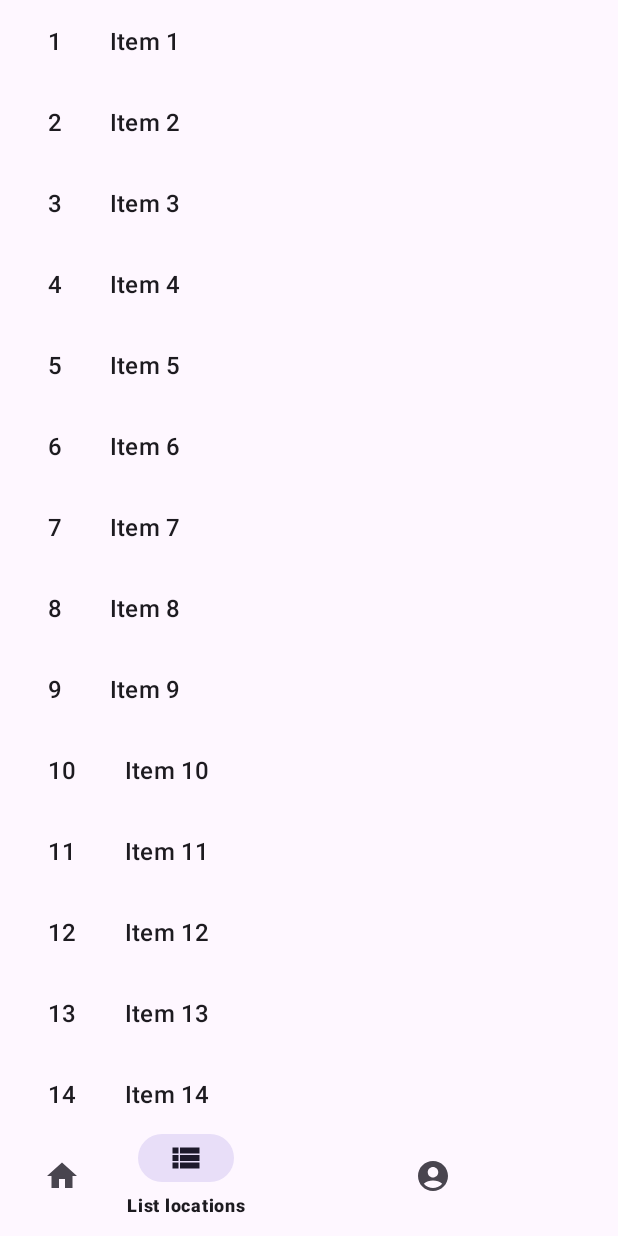
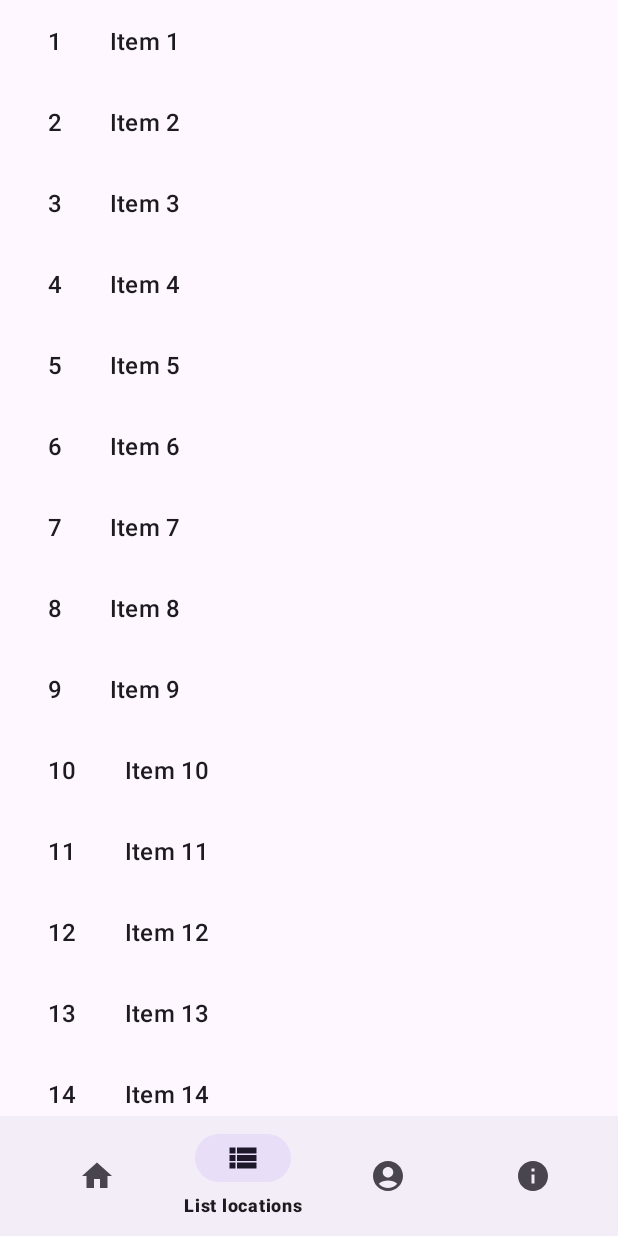
Before and after one commit to simeon1534/AlarmingMobileApp, an Android app: the screen it shows after launch (MainActivity), item 2 of the bottom bar chosen, on a phone screen of 412 x 824 dp. Run offline under Robolectric (Android 15) with nearby library versions, the phone set to English and light mode, and no system bars.

Commit message:
raboti zasega

```diff
--- a/app/src/main/AndroidManifest.xml
+++ b/app/src/main/AndroidManifest.xml
@@ -26,9 +26,7 @@
         -->
         <meta-data
             android:name="com.google.android.geo.API_KEY"
-
             android:value="AIzaSyD7pN1nEg_BmzjqQ5I1a3Ot0SC1zvlsYyE" />
-
 
         <activity
             android:name=".Register"
--- a/app/src/main/java/com/example/alarmingmobileapp/MainActivity.java
+++ b/app/src/main/java/com/example/alarmingmobileapp/MainActivity.java
@@ -1,22 +1,21 @@
 package com.example.alarmingmobileapp;
 
-import androidx.annotation.NonNull;
 import androidx.appcompat.app.AppCompatActivity;
 import androidx.fragment.app.Fragment;
 import androidx.fragment.app.FragmentManager;
 import androidx.fragment.app.FragmentTransaction;
 
+import android.content.Intent;
 import android.os.Bundle;
 import android.view.View;
 
 import com.example.alarmingmobileapp.databinding.ActivityMainBinding;
+import com.google.android.material.floatingactionbutton.FloatingActionButton;
 
 public class MainActivity extends AppCompatActivity {
 
     ActivityMainBinding binding;
 
-    View mapsFragment;
-    ItemFragment itemFragment;
 
 
 
@@ -28,10 +27,9 @@ public class MainActivity extends AppCompatActivity {
         setContentView(binding.getRoot());
         replaceFragment(new MapsFragment());
         binding.bottomNavMenu.setBackground(null);
-        mapsFragment = findViewById(R.id.map);
         binding.bottomNavMenu.setOnItemSelectedListener(item -> {
             int itemId = item.getItemId();
-            if (itemId == R.id.home) {
+            if (itemId == R.id.map) {
                 replaceFragment(new MapsFragment());
             }
             if(itemId==R.id.list){
@@ -42,8 +40,9 @@ public class MainActivity extends AppCompatActivity {
     }
     private  void replaceFragment (Fragment fragment){
         FragmentManager fragmentManager = getSupportFragmentManager();
-        FragmentTransaction transaction = ((FragmentManager) fragmentManager).beginTransaction();
+        FragmentTransaction transaction = fragmentManager.beginTransaction();
         transaction.replace(R.id.frame, fragment);
         transaction.commit();
     }
+
 }
--- /dev/null
+++ b/app/src/main/res/drawable/baseline_delete_forever_24.xml
@@ -0,0 +1,5 @@
+<vector android:height="24dp" android:tint="#000000"
+    android:viewportHeight="24" android:viewportWidth="24"
+    android:width="24dp" xmlns:android="http://schemas.android.com/apk/res/android">
+    <path android:fillColor="@android:color/white" android:pathData="M6,19c0,1.1 0.9,2 2,2h8c1.1,0 2,-0.9 2,-2L18,7L6,7v12zM8.46,11.88l1.41,-1.41L12,12.59l2.12,-2.12 1.41,1.41L13.41,14l2.12,2.12 -1.41,1.41L12,15.41l-2.12,2.12 -1.41,-1.41L10.59,14l-2.13,-2.12zM15.5,4l-1,-1h-5l-1,1L5,4v2h14L19,4z"/>
+</vector>
--- /dev/null
+++ b/app/src/main/res/drawable/baseline_info_24.xml
@@ -0,0 +1,5 @@
+<vector android:height="24dp" android:tint="#000000"
+    android:viewportHeight="24" android:viewportWidth="24"
+    android:width="24dp" xmlns:android="http://schemas.android.com/apk/res/android">
+    <path android:fillColor="@android:color/white" android:pathData="M12,2C6.48,2 2,6.48 2,12s4.48,10 10,10 10,-4.48 10,-10S17.52,2 12,2zM13,17h-2v-6h2v6zM13,9h-2L11,7h2v2z"/>
+</vector>
--- a/app/src/main/res/layout/activity_main.xml
+++ b/app/src/main/res/layout/activity_main.xml
@@ -1,40 +1,40 @@
 <?xml version="1.0" encoding="utf-8"?>
-<androidx.constraintlayout.widget.ConstraintLayout xmlns:android="http://schemas.android.com/apk/res/android"
+<androidx.constraintlayout.widget.ConstraintLayout
+    xmlns:android="http://schemas.android.com/apk/res/android"
     xmlns:app="http://schemas.android.com/apk/res-auto"
     xmlns:tools="http://schemas.android.com/tools"
     android:layout_width="match_parent"
     android:layout_height="match_parent"
     tools:context=".MainActivity">
 
-
     <FrameLayout
         android:layout_width="0dp"
         android:layout_height="0dp"
         android:id="@+id/frame"
-        app:layout_constraintBottom_toTopOf="@id/bottomNavMenu"
+        app:layout_constraintBottom_toTopOf="@+id/bottomAppBar"
         app:layout_constraintEnd_toEndOf="parent"
         app:layout_constraintStart_toStartOf="parent"
         app:layout_constraintTop_toTopOf="parent">
     </FrameLayout>
 
+    <com.google.android.material.bottomappbar.BottomAppBar
+        android:layout_width="match_parent"
+        android:layout_height="wrap_content"
+        android:layout_gravity="bottom"
+        android:id="@+id/bottomAppBar"
+        app:layout_constraintBottom_toBottomOf="parent"
+        app:layout_constraintEnd_toEndOf="parent"
+        app:layout_constraintStart_toStartOf="parent"
+        tools:ignore="BottomAppBar">
+
         <com.google.android.material.bottomnavigation.BottomNavigationView
             android:layout_width="match_parent"
             android:layout_height="wrap_content"
-            android:id="@+id/bottomNavMenu"
             app:menu="@menu/bottom_menu"
-            app:layout_constraintBottom_toBottomOf="parent"
-            app:layout_constraintEnd_toEndOf="parent"
-            app:layout_constraintStart_toStartOf="parent"
-            />
+            android:id="@+id/bottomNavMenu">
+        </com.google.android.material.bottomnavigation.BottomNavigationView>
 
-    <com.google.android.material.floatingactionbutton.FloatingActionButton
-        android:id="@+id/addBtn"
-        android:layout_width="wrap_content"
-        android:layout_height="wrap_content"
-        android:src="@drawable/baseline_add_location_24"
-        app:layout_anchor="@id/bottomNavMenu"
-        android:visibility="gone"
-        app:layout_constraintBottom_toTopOf="@id/bottomNavMenu"
-        tools:ignore="MissingConstraints,SpeakableTextPresentCheck" />
+    </com.google.android.material.bottomappbar.BottomAppBar>
+
 
 </androidx.constraintlayout.widget.ConstraintLayout>
--- a/app/src/main/res/layout/fragment_maps.xml
+++ b/app/src/main/res/layout/fragment_maps.xml
@@ -1,8 +1,8 @@
 <?xml version="1.0" encoding="utf-8"?>
-<fragment xmlns:android="http://schemas.android.com/apk/res/android"
+<androidx.fragment.app.FragmentContainerView xmlns:android="http://schemas.android.com/apk/res/android"
     xmlns:tools="http://schemas.android.com/tools"
+    android:layout_width="match_parent"
+    android:layout_height="match_parent"
     android:id="@+id/map"
     android:name="com.google.android.gms.maps.SupportMapFragment"
-    android:layout_width="match_parent"
-    android:layout_height="match_parent"
     tools:context=".MapsFragment" />
--- a/app/src/main/res/menu/bottom_menu.xml
+++ b/app/src/main/res/menu/bottom_menu.xml
@@ -10,10 +10,6 @@
         android:title="List locations"
         android:icon="@drawable/baseline_view_list_24"
         />
-    <item
-        android:id="@+id/placeholder"
-        android:title=""
-        />
 
     <item
         android:id="@+id/profile"
@@ -22,6 +18,8 @@
         />
     <item
         android:id="@+id/about"
-        android:title="About us"/>
+        android:title="About us"
+        android:icon="@drawable/baseline_info_24"
+        />
 
 </menu>
--- a/app/src/main/res/values/strings.xml
+++ b/app/src/main/res/values/strings.xml
@@ -1,3 +1,5 @@
 <resources>
     <string name="app_name">AlarmingMobileApp</string>
+<!-- TODO: Remove or change this placeholder text -->
+    <string name="hello_blank_fragment">Hello blank fragment</string>
 </resources>
```
Also changed, not shown: app/src/main/java/com/example/alarmingmobileapp/MapsFragment.java (+5 -14 lines), app/src/main/java/com/example/alarmingmobileapp/addLocation.java (added, +63 -0 lines), app/src/main/res/layout/fragment_add_location.xml (added, +14 -0 lines).
